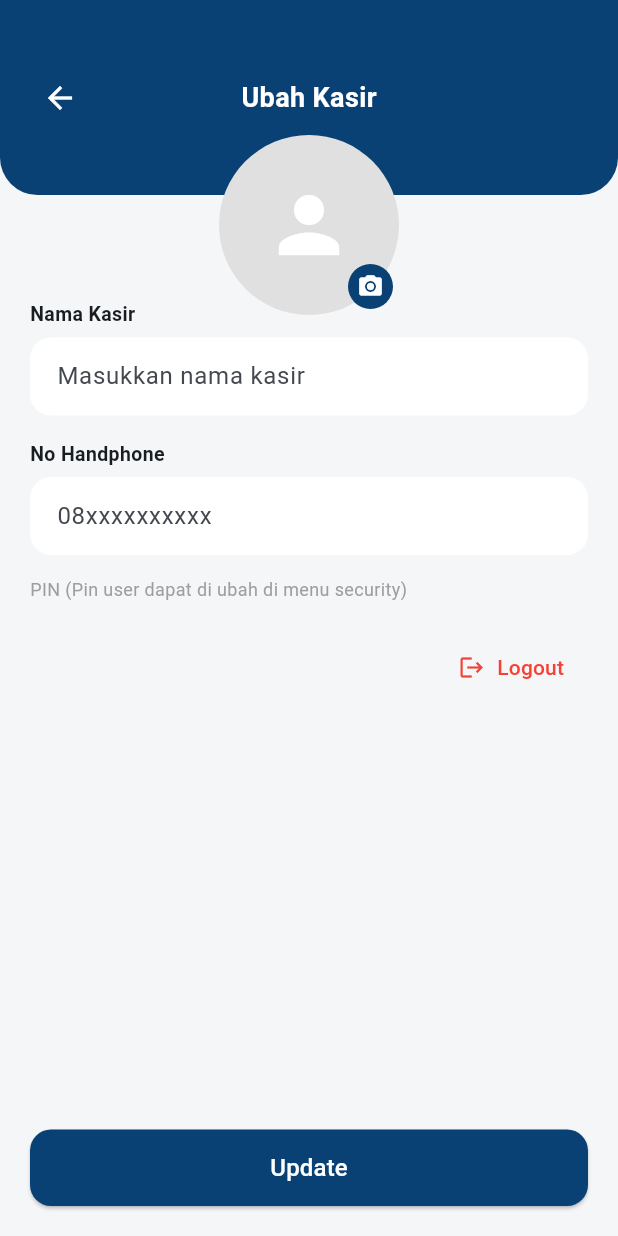
After one commit to putrimaulidiayusuf/Project_TEFA-Laundry_App, a Flutter app: the ProfilePage screen opened directly, on a phone screen of 412 x 824 dp. The commit adds this screen. Run offline on Flutter 3.47's test engine with Material 3 defaults, Android fonts, the phone set to English and light mode, and no system bars; our stand-ins replace flutter_screenutil, gap, image_picker.

Commit message:
Add Profile Page

```diff
--- a/app_laundry/lib/view/page/home.dart
+++ b/app_laundry/lib/view/page/home.dart
@@ -17,6 +17,7 @@ import 'package:app_laundry/view/page/sekuriti.dart';
 import 'package:app_laundry/view/page/outlet.dart';
 import 'package:app_laundry/view/page/transaksi.dart';
 import 'package:app_laundry/view/page/pengaturan.dart';
+import 'package:app_laundry/view/page/profile.dart';
 
 class HomePage extends StatefulWidget {
   const HomePage({super.key});
@@ -201,15 +202,30 @@ class _HomeContentState extends State<_HomeContent>
                     fontFamily: 'Serif',
                   ),
                 ),
-                Container(
+GestureDetector(
+  onTap: () {
+    Navigator.push(
+      context,
+      MaterialPageRoute(
+        builder: (_) => const ProfilePage(),
+      ),
+    );
+  },
+  child: Container(
     height: 35,
     width: 35,
     decoration: const BoxDecoration(
       shape: BoxShape.circle,
       color: Color(0xFF9AC6E8),
     ),
-                  child: const Icon(Icons.person, color: Colors.white, size: 22),
+    child: const Icon(
+      Icons.person,
+      color: Colors.white,
+      size: 22,
     ),
+  ),
+),
+
               ],
             ),
           ),
--- /dev/null
+++ b/app_laundry/lib/view/page/profile.dart
@@ -0,0 +1,240 @@
+import 'package:flutter/material.dart';
+
+class ProfilePage extends StatelessWidget {
+  const ProfilePage({super.key});
+
+  @override
+  Widget build(BuildContext context) {
+    return Scaffold(
+      backgroundColor: const Color(0xFFF4F6F8),
+      body: Stack(
+        children: [
+          Column(
+            children: [
+              // ================= HEADER =================
+              Container(
+                height: 130,
+                width: double.infinity,
+                decoration: const BoxDecoration(
+                  color: Color(0xFF0A4174),
+                  borderRadius: BorderRadius.only(
+                    bottomLeft: Radius.circular(25),
+                    bottomRight: Radius.circular(25),
+                  ),
+                ),
+                child: SafeArea(
+                  bottom: false,
+                  child: Stack(
+                    alignment: Alignment.center,
+                    children: [
+                      Positioned(
+                        left: 16,
+                        child: IconButton(
+                          icon: const Icon(Icons.arrow_back,
+                              color: Colors.white),
+                          onPressed: () => Navigator.pop(context),
+                        ),
+                      ),
+                      const Text(
+                        'Ubah Kasir',
+                        style: TextStyle(
+                          color: Colors.white,
+                          fontSize: 18,
+                          fontWeight: FontWeight.bold,
+                        ),
+                      ),
+                    ],
+                  ),
+                ),
+              ),
+
+              const SizedBox(height: 70),
+
+              // ================= FORM =================
+              Padding(
+                padding: const EdgeInsets.symmetric(horizontal: 20),
+                child: Column(
+                  crossAxisAlignment: CrossAxisAlignment.start,
+                  children: [
+                    _label('Nama Kasir'),
+                    _inputField(hint: 'Masukkan nama kasir'),
+
+                    const SizedBox(height: 16),
+
+                    _label('No Handphone'),
+                    _inputField(hint: '08xxxxxxxxxx'),
+
+                    const SizedBox(height: 14),
+
+                    const Text(
+                      'PIN (Pin user dapat di ubah di menu security)',
+                      style: TextStyle(
+                        fontSize: 12,
+                        color: Colors.grey,
+                      ),
+                    ),
+
+                    const SizedBox(height: 20),
+
+                    Align(
+                      alignment: Alignment.centerRight,
+                      child: TextButton.icon(
+                        onPressed: () {
+                          // TODO: Logout logic
+                        },
+                        icon: const Icon(Icons.logout, color: Colors.red),
+                        label: const Text(
+                          'Logout',
+                          style: TextStyle(color: Colors.red),
+                        ),
+                      ),
+                    ),
+                  ],
+                ),
+              ),
+            ],
+          ),
+
+          // ================= AVATAR =================
+          Positioned(
+            top: 90,
+            left: 0,
+            right: 0,
+            child: Center(
+              child: Stack(
+                children: [
+                  Container(
+                    height: 120,
+                    width: 120,
+                    decoration: BoxDecoration(
+                      shape: BoxShape.circle,
+                      color: Colors.grey.shade300,
+                    ),
+                    child: const Icon(
+                      Icons.person,
+                      size: 60,
+                      color: Colors.white,
+                    ),
+                  ),
+
+                  // ICON CAMERA
+                  Positioned(
+                    bottom: 4,
+                    right: 4,
+                    child: GestureDetector(
+                      onTap: () {
+                        _showImageOption(context);
+                      },
+                      child: Container(
+                        padding: const EdgeInsets.all(6),
+                        decoration: const BoxDecoration(
+                          shape: BoxShape.circle,
+                          color: Color(0xFF0A4174),
+                        ),
+                        child: const Icon(
+                          Icons.camera_alt,
+                          size: 18,
+                          color: Colors.white,
+                        ),
+                      ),
+                    ),
+                  ),
+                ],
+              ),
+            ),
+          ),
+
+          // ================= BUTTON UPDATE =================
+          Positioned(
+            bottom: 20,
+            left: 20,
+            right: 20,
+            child: ElevatedButton(
+              style: ElevatedButton.styleFrom(
+                backgroundColor: const Color(0xFF0A4174),
+                padding: const EdgeInsets.symmetric(vertical: 14),
+                shape: RoundedRectangleBorder(
+                  borderRadius: BorderRadius.circular(14),
+                ),
+              ),
+              onPressed: () {
+                // TODO: Update profile
+              },
+              child: const Text(
+                'Update',
+                style: TextStyle(fontSize: 16, color: Colors.white),
+              ),
+            ),
+          ),
+        ],
+      ),
+    );
+  }
+
+  // ================= WIDGET KECIL =================
+
+  static Widget _label(String text) {
+    return Padding(
+      padding: const EdgeInsets.only(bottom: 6),
+      child: Text(
+        text,
+        style: const TextStyle(
+          fontWeight: FontWeight.w600,
+          fontSize: 13,
+        ),
+      ),
+    );
+  }
+
+  static Widget _inputField({required String hint}) {
+    return TextField(
+      decoration: InputDecoration(
+        hintText: hint,
+        filled: true,
+        fillColor: Colors.white,
+        contentPadding:
+            const EdgeInsets.symmetric(horizontal: 14, vertical: 14),
+        border: OutlineInputBorder(
+          borderRadius: BorderRadius.circular(14),
+          borderSide: BorderSide.none,
+        ),
+      ),
+    );
+  }
+
+  // ================= BOTTOM SHEET CAMERA =================
+  static void _showImageOption(BuildContext context) {
+    showModalBottomSheet(
+      context: context,
+      shape: const RoundedRectangleBorder(
+        borderRadius: BorderRadius.vertical(top: Radius.circular(20)),
+      ),
+      builder: (_) {
+        return Padding(
+          padding: const EdgeInsets.all(20),
+          child: Column(
+            mainAxisSize: MainAxisSize.min,
+            children: [
+              ListTile(
+                leading: const Icon(Icons.camera_alt),
+                title: const Text('Ambil dari Kamera'),
+                onTap: () {
+                  Navigator.pop(context);
+                  // TODO: open camera
+                },
+              ),
+              ListTile(
+                leading: const Icon(Icons.photo_library),
+                title: const Text('Upload dari Galeri'),
+                onTap: () {
+                  Navigator.pop(context);
+                  // TODO: open gallery
+                },
+              ),
+            ],
+          ),
+        );
+      },
+    );
+  }
+}
```
Also changed, not shown: 1 other file. Lines whose indentation alone changed are shown as unchanged.
